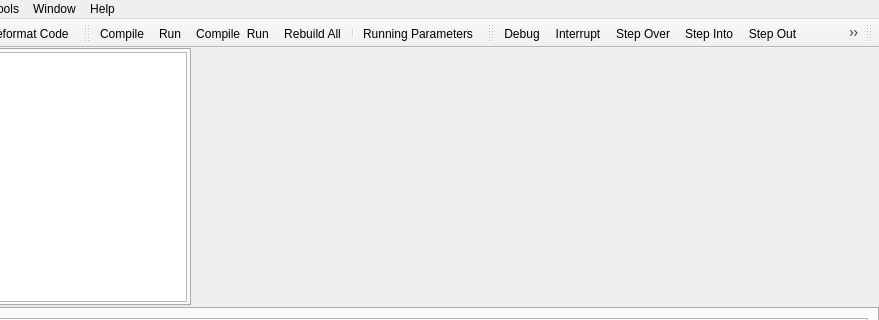
The window that RedPandaIDE/mainwindow.ui (royqh1979/RedPanda-CPP) describes before a commit, drawn with Qt 5; both pictures show x 426 to 1305 and y 0 to 320 of the 1305 by 627 pixel window.
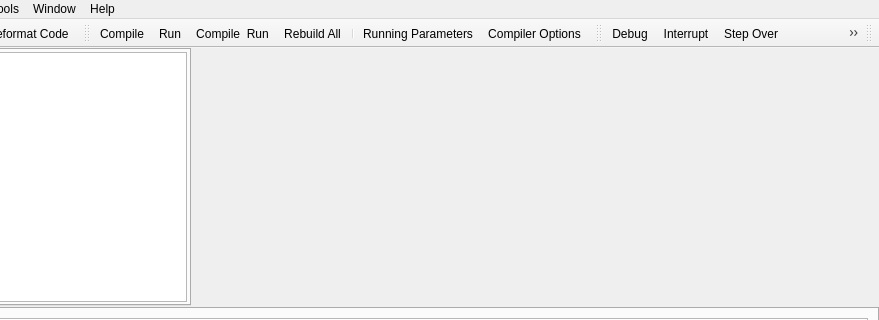
The same window after the commit. Icons and pictures are not drawn. Custom widgets are drawn as their Qt base class.

Commit message: - enhancement: add new tool button for "compiler options"

```diff
--- a/RedPandaIDE/mainwindow.ui
+++ b/RedPandaIDE/mainwindow.ui
@@ -1834,6 +1834,7 @@
    <addaction name="actionRebuild"/>
    <addaction name="separator"/>
    <addaction name="actionRun_Parameters"/>
+   <addaction name="actionCompiler_Options"/>
   </widget>
   <widget class="QToolBar" name="toolbarDebug">
    <property name="windowTitle">
@@ -3052,6 +3053,15 @@
     <string>Encode in UTF-8 BOM</string>
    </property>
   </action>
+  <action name="actionCompiler_Options">
+   <property name="icon">
+    <iconset resource="icons.qrc">
+     <normaloff>:/icons/images/newlook24/084-tools.png</normaloff>:/icons/images/newlook24/084-tools.png</iconset>
+   </property>
+   <property name="text">
+    <string>Compiler Options...</string>
+   </property>
+  </action>
  </widget>
  <customwidgets>
   <customwidget>
```
Left out of the diff: 1 changed line with no effect on the pictures. The commit also changes 5 other files.
